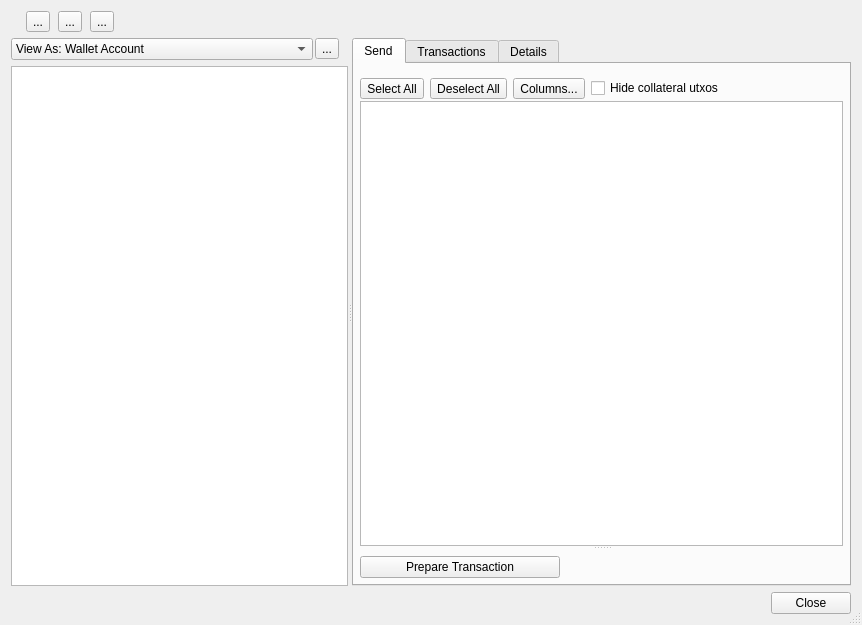
Old version of the form src/ui/ui_wallet_dlg.ui in the repository Bertrand256/dash-masternode-tool.
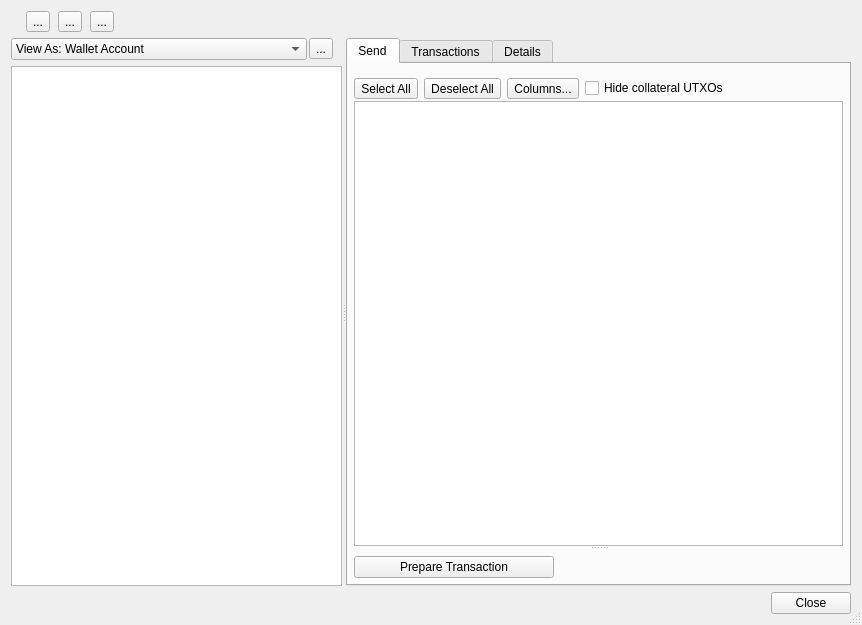
New version of the form.

What changed in the file:
```diff
--- a/src/ui/ui_wallet_dlg.ui
+++ b/src/ui/ui_wallet_dlg.ui
@@ -436,7 +436,7 @@
                        <string notr="true"/>
                       </property>
                       <property name="text">
-                       <string>Hide collateral utxos</string>
+                       <string>Hide collateral UTXOs</string>
                       </property>
                      </widget>
                     </item>
```
